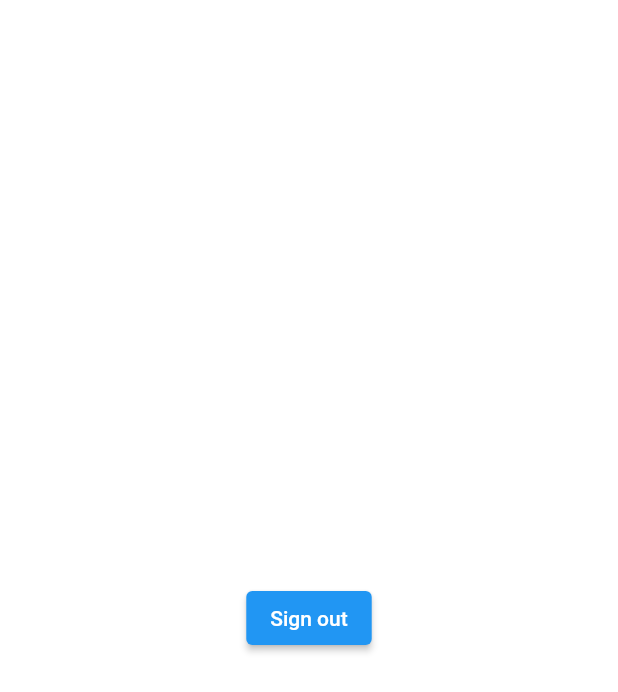
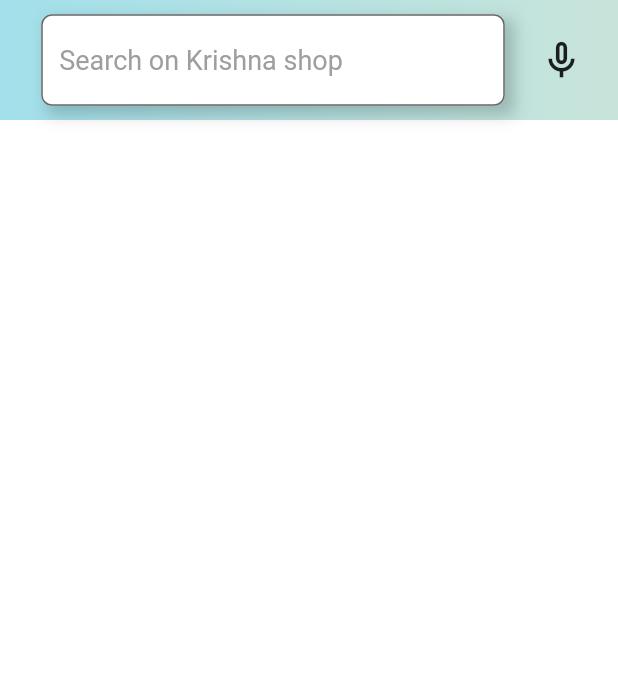
Before and after one commit to Bibhuprasad740/Krishna-Shop, a Flutter app: the HomeScreen screen opened directly, on a phone screen of 412 x 824 dp. Shown: the top 692 px of the screen. Run offline on Flutter 3.47's test engine with Material 2 defaults, Android fonts, the phone set to English and light mode, and no system bars; our stand-ins replace animated_bottom_navigation_bar, cloud_firestore, firebase_auth, firebase_core, font_awesome_flutter, loading_indicator; accounts and stored records are empty.

Commit message:
fixed imports

```diff
--- a/lib/layout/screen_layout.dart
+++ b/lib/layout/screen_layout.dart
@@ -1,8 +1,9 @@
 import 'package:animated_bottom_navigation_bar/animated_bottom_navigation_bar.dart';
 import 'package:flutter/material.dart';
 import 'package:font_awesome_flutter/font_awesome_flutter.dart';
-import 'package:krishna_electronics/utilities/constants.dart';
-import 'package:krishna_electronics/utilities/stock_colors.dart';
+
+import '../utilities/constants.dart';
+import '../utilities/stock_colors.dart';
 
 class ScreenLayout extends StatefulWidget {
   const ScreenLayout({Key? key}) : super(key: key);
@@ -57,8 +58,8 @@
           Icons.density_medium,
         ],
         activeIndex: pageIndex,
-        leftCornerRadius: 30,
-        rightCornerRadius: 30,
+        leftCornerRadius: 10,
+        rightCornerRadius: 10,
         gapLocation: GapLocation.center,
       ),
     );
--- a/lib/utilities/constants.dart
+++ b/lib/utilities/constants.dart
@@ -1,4 +1,7 @@
 import 'package:flutter/material.dart';
+
+import '../views/screens/home/home_screen.dart';
+import '../views/screens/home/more_screen.dart';
 
 // C stands for constants
 class C {
@@ -10,10 +13,10 @@
 
   // bottom bar screens
   static const List<Widget> screens = [
-    Center(child: Text('Home Screen')),
+    HomeScreen(),
     Center(child: Text('Account Screen')),
     Center(child: Text('Cart Screen')),
-    Center(child: Text('More Screen'))
+    MoreScreen(),
   ];
 
   static const double kAppBarHeight = 80;
--- a/lib/utilities/utility_functions.dart
+++ b/lib/utilities/utility_functions.dart
@@ -1,5 +1,6 @@
 import 'package:flutter/material.dart';
-import 'package:krishna_electronics/utilities/stock_colors.dart';
+
+import './stock_colors.dart';
 
 class Utils {
   static Size getScreenSize(BuildContext context) {
--- a/lib/views/screens/auth/sign_in_screen.dart
+++ b/lib/views/screens/auth/sign_in_screen.dart
@@ -2,7 +2,6 @@
 
 import 'package:flutter/material.dart';
 import 'package:font_awesome_flutter/font_awesome_flutter.dart';
-import 'package:krishna_electronics/views/screens/auth/sign_up_screen.dart';
 
 import '../../../controllers/auth_controller.dart';
 import '../../../utilities/constants.dart';
@@ -13,6 +12,7 @@
 import '../../widgets/custom_field.dart';
 import '../../widgets/custom_progress_indicator.dart';
 import '../../widgets/social_button.dart';
+import './sign_up_screen.dart';
 
 class SignInScreen extends StatefulWidget {
   const SignInScreen({Key? key}) : super(key: key);
--- /dev/null
+++ b/lib/views/screens/home/home_screen.dart
@@ -0,0 +1,19 @@
+import 'package:flutter/material.dart';
+
+import '../../widgets/custom_search_bar_widget.dart';
+
+class HomeScreen extends StatelessWidget {
+  const HomeScreen({Key? key}) : super(key: key);
+
+  @override
+  Widget build(BuildContext context) {
+    return const SafeArea(
+      child: Scaffold(
+        appBar: CustomSearchBar(
+          isReadOnly: true,
+          hasBackButton: false,
+        ),
+      ),
+    );
+  }
+}
--- a/lib/views/screens/home_screen.dart
+++ b/lib/views/screens/home/more_screen.dart
@@ -1,8 +1,8 @@
 import 'package:firebase_auth/firebase_auth.dart';
 import 'package:flutter/material.dart';
 
-class HomeScreen extends StatelessWidget {
-  const HomeScreen({Key? key}) : super(key: key);
+class MoreScreen extends StatelessWidget {
+  const MoreScreen({Key? key}) : super(key: key);
 
   @override
   Widget build(BuildContext context) {
--- /dev/null
+++ b/lib/views/screens/home/search_screen.dart
@@ -0,0 +1,19 @@
+import 'package:flutter/material.dart';
+
+import '../../widgets/custom_search_bar_widget.dart';
+
+class SearchScreen extends StatelessWidget {
+  const SearchScreen({Key? key}) : super(key: key);
+
+  @override
+  Widget build(BuildContext context) {
+    return const SafeArea(
+      child: Scaffold(
+        appBar: CustomSearchBar(
+          hasBackButton: true,
+          isReadOnly: false,
+        ),
+      ),
+    );
+  }
+}
--- a/lib/views/screens/loading_screen.dart
+++ b/lib/views/screens/loading_screen.dart
@@ -1,6 +1,7 @@
 import 'package:flutter/material.dart';
-import 'package:krishna_electronics/utilities/stock_colors.dart';
-import 'package:krishna_electronics/views/widgets/custom_loading_spinner.dart';
+
+import '../../utilities/stock_colors.dart';
+import '../widgets/custom_loading_spinner.dart';
 
 class LoadingScreen extends StatelessWidget {
   const LoadingScreen({Key? key}) : super(key: key);
--- a/lib/views/widgets/custom_button.dart
+++ b/lib/views/widgets/custom_button.dart
@@ -1,6 +1,7 @@
 import 'package:flutter/material.dart';
-import 'package:krishna_electronics/utilities/utility_functions.dart';
-import 'package:krishna_electronics/views/widgets/custom_loading_spinner.dart';
+
+import '../../utilities/utility_functions.dart';
+import './custom_loading_spinner.dart';
 
 class CustomButton extends StatelessWidget {
   final Widget child;
--- a/lib/views/widgets/custom_divider.dart
+++ b/lib/views/widgets/custom_divider.dart
@@ -1,5 +1,6 @@
 import 'package:flutter/material.dart';
-import 'package:krishna_electronics/utilities/stock_colors.dart';
+
+import '../../utilities/stock_colors.dart';
 
 class CustomDivider extends StatelessWidget {
   final double height;
--- a/lib/views/widgets/custom_field.dart
+++ b/lib/views/widgets/custom_field.dart
@@ -1,5 +1,6 @@
 import 'package:flutter/material.dart';
-import 'package:krishna_electronics/utilities/stock_colors.dart';
+
+import '../../utilities/stock_colors.dart';
 
 class CustomField extends StatefulWidget {
   final String title, hintText;
--- a/lib/views/widgets/custom_progress_indicator.dart
+++ b/lib/views/widgets/custom_progress_indicator.dart
@@ -1,5 +1,6 @@
 import 'package:flutter/material.dart';
-import 'package:krishna_electronics/utilities/stock_colors.dart';
+
+import '../../utilities/stock_colors.dart';
 
 class CustomProgressIndicator extends StatelessWidget {
   const CustomProgressIndicator({Key? key}) : super(key: key);
--- /dev/null
+++ b/lib/views/widgets/custom_search_bar_widget.dart
@@ -0,0 +1,104 @@
+import 'package:flutter/material.dart';
+
+import '../../utilities/constants.dart';
+import '../../utilities/stock_colors.dart';
+import '../../utilities/utility_functions.dart';
+import '../screens/home/search_screen.dart';
+
+class CustomSearchBar extends StatelessWidget implements PreferredSizeWidget {
+  final bool isReadOnly, hasBackButton;
+  const CustomSearchBar({
+    Key? key,
+    this.isReadOnly = true,
+    this.hasBackButton = false,
+  })  : preferredSize = const Size.fromHeight(C.kAppBarHeight),
+        super(key: key);
+
+  @override
+  final Size preferredSize;
+
+  void navigateToSearchScreen(BuildContext context) {
+    if (isReadOnly) {
+      Navigator.of(context).push(
+        MaterialPageRoute(
+          builder: (_) => const SearchScreen(),
+        ),
+      );
+    }
+  }
+
+  @override
+  Widget build(BuildContext context) {
+    Size size = Utils.getScreenSize(context);
+    return Container(
+      height: C.kAppBarHeight,
+      decoration: const BoxDecoration(
+        gradient: LinearGradient(colors: SC.gradientLight),
+      ),
+      child: Row(
+        mainAxisAlignment: hasBackButton
+            ? MainAxisAlignment.start
+            : MainAxisAlignment.spaceEvenly,
+        children: [
+          hasBackButton
+              ? IconButton(
+                  onPressed: () {
+                    Navigator.pop(context);
+                  },
+                  icon: const Icon(
+                    Icons.arrow_back_ios,
+                  ),
+                )
+              : const SizedBox(),
+          SizedBox(
+            width: size.width * 0.75,
+            child: Container(
+              decoration: BoxDecoration(boxShadow: [
+                BoxShadow(
+                  color: SC.accent1.withOpacity(0.2),
+                  blurRadius: 8,
+                  spreadRadius: 1,
+                  offset: const Offset(5, 5),
+                ),
+              ]),
+              child: TextField(
+                onTap: () => navigateToSearchScreen(context),
+                readOnly: isReadOnly,
+                decoration: InputDecoration(
+                  fillColor: SC.accent2,
+                  filled: true,
+                  border: OutlineInputBorder(
+                    borderRadius: BorderRadius.circular(7),
+                    borderSide: const BorderSide(
+                      color: SC.border,
+                      width: 1,
+                    ),
+                  ),
+                  focusedBorder: OutlineInputBorder(
+                    borderRadius: BorderRadius.circular(7),
+                    borderSide: const BorderSide(
+                      color: SC.border,
+                      width: 1,
+                    ),
+                  ),
+                  hintText: 'Search on Krishna shop',
+                  hintStyle: const TextStyle(
+                    fontSize: 18,
+                    color: SC.border,
+                  ),
+                ),
+              ),
+            ),
+          ),
+          IconButton(
+            onPressed: () {},
+            icon: const Icon(
+              Icons.mic_none_outlined,
+              size: 30,
+            ),
+          )
+        ],
+      ),
+    );
+  }
+}
--- a/lib/views/widgets/social_button.dart
+++ b/lib/views/widgets/social_button.dart
@@ -1,5 +1,6 @@
 import 'package:flutter/material.dart';
-import 'package:krishna_electronics/utilities/stock_colors.dart';
+
+import '../../utilities/stock_colors.dart';
 
 class SocialButton extends StatelessWidget {
   final IconData icon;
```
Also changed, not shown: lib/main.dart (+5 -4 lines), lib/views/screens/splash_screen.dart (+5 -4 lines).
